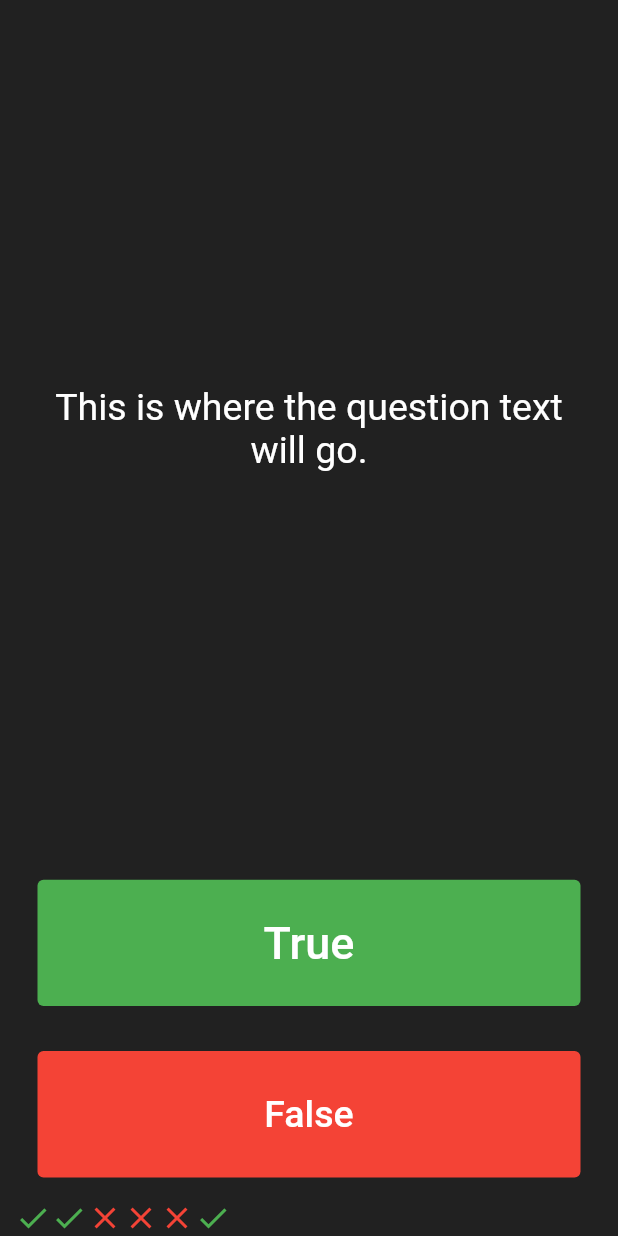
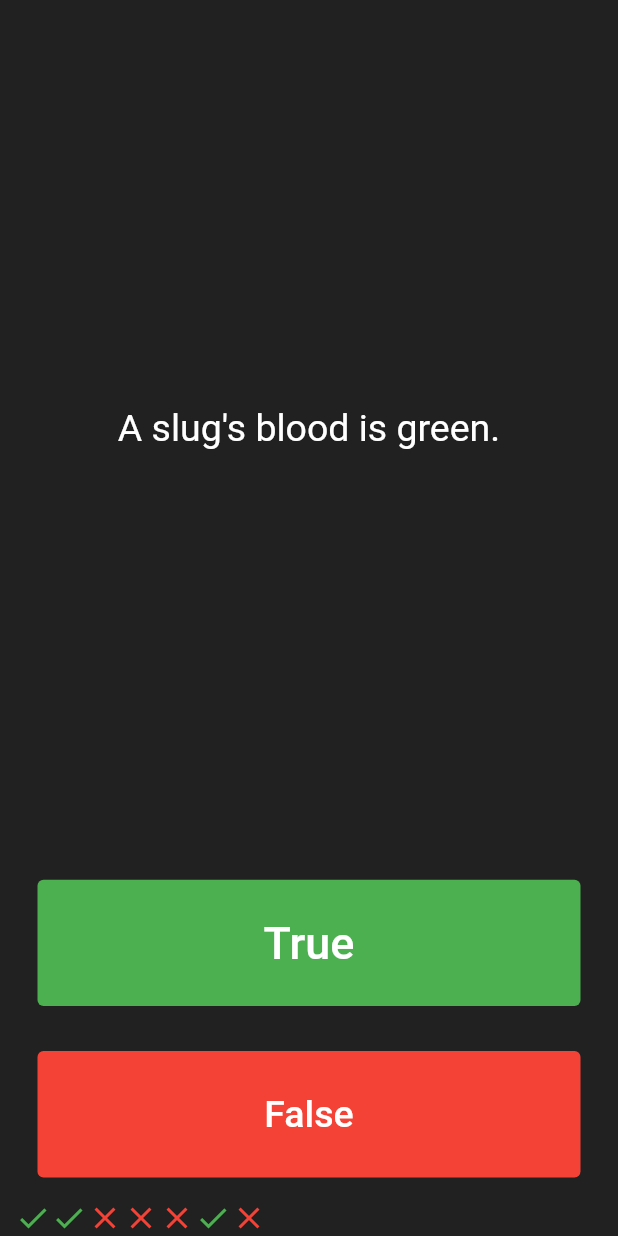
Before and after one commit to tobiasprima/quizzler_app, a Flutter app: the screen it shows after launch, after a tap on "True", after a tap on "False", on a phone screen of 412 x 824 dp. Run offline on Flutter 3.47's test engine with Material 2 defaults, Android fonts, the phone set to English and light mode, and no system bars.

Commit message:
Set the questions

```diff
--- a/lib/main.dart
+++ b/lib/main.dart
@@ -38,6 +38,13 @@ class _QuizPageState extends State<QuizPage> {
     Icon(Icons.close, color: Colors.red),
     Icon(Icons.close, color: Colors.red),
   ];
+  List<String> questions = [
+    'You can lead a cow down stairs but not upstairs.',
+    'Approximately one quarter of human bones are in the feet',
+    'A slug\'s blood is green.'
+  ];
+
+  int questionNumber = 0;
   @override
   Widget build(BuildContext context) {
     return Column(
@@ -50,7 +57,7 @@ class _QuizPageState extends State<QuizPage> {
             padding: const EdgeInsets.all(10.0),
             child: Center(
               child: Text(
-                'This is where the question text will go.',
+                questions[questionNumber],
                 textAlign: TextAlign.center,
                 style: TextStyle(color: Colors.white, fontSize: 25.0),
               ),
@@ -66,14 +73,17 @@ class _QuizPageState extends State<QuizPage> {
               ),
               onPressed: () {
                 print("The user picked true");
-                setState(() {
+                setState(
+                  () {
                     scoreKeeper.add(
                       Icon(
                         Icons.check,
                         color: Colors.green,
                       ),
                     );
-                });
+                    questionNumber++;
+                  },
+                );
               },
               child: Text(
                 'True',
@@ -91,6 +101,17 @@ class _QuizPageState extends State<QuizPage> {
               ),
               onPressed: () {
                 print("The user picked false");
+                setState(
+                  () {
+                    scoreKeeper.add(
+                      Icon(
+                        Icons.close,
+                        color: Colors.red,
+                      ),
+                    );
+                    questionNumber++;
+                  },
+                );
               },
               child: Text(
                 'False',
```
Lines whose indentation alone changed are shown as unchanged.
